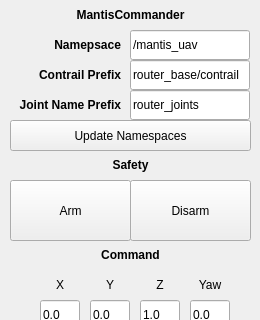
Above: rqt_mantis_commander/resource/MantisCommander.ui from pryre/mantis before the change; both pictures show x 0 to 260 and y 0 to 320 of the 260 by 500 pixel window. Below: the same form after it.
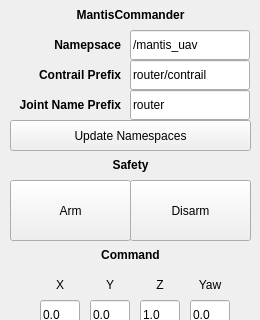
That is the form after the change.

Commit message: router full compiling, but no flight in sim

Patch:
```diff
--- a/rqt_mantis_commander/resource/MantisCommander.ui
+++ b/rqt_mantis_commander/resource/MantisCommander.ui
@@ -130,7 +130,7 @@
     </rect>
    </property>
    <property name="text">
-    <string>router_base/contrail</string>
+    <string>router/contrail</string>
    </property>
    <property name="placeholderText">
     <string>/mavros</string>
@@ -146,7 +146,7 @@
     </rect>
    </property>
    <property name="text">
-    <string>router_joints</string>
+    <string>router</string>
    </property>
    <property name="placeholderText">
     <string>/mavros</string>
```
The commit also changes 7 other files.
